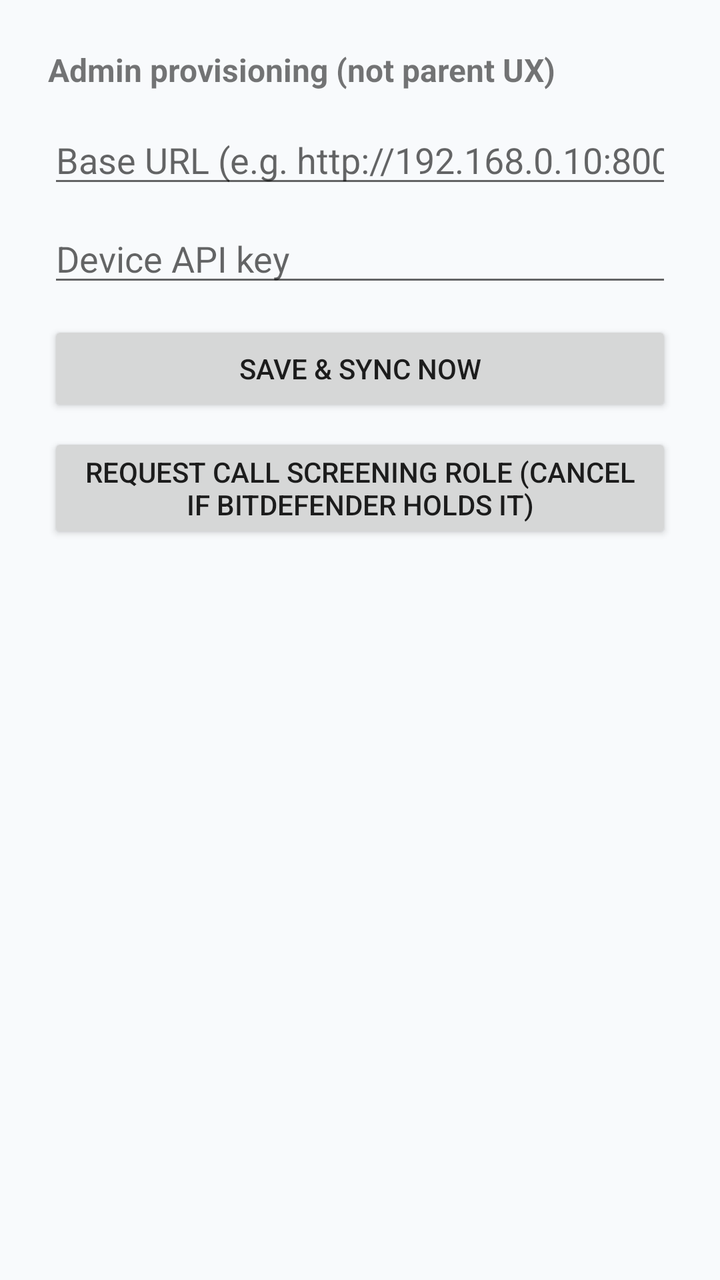
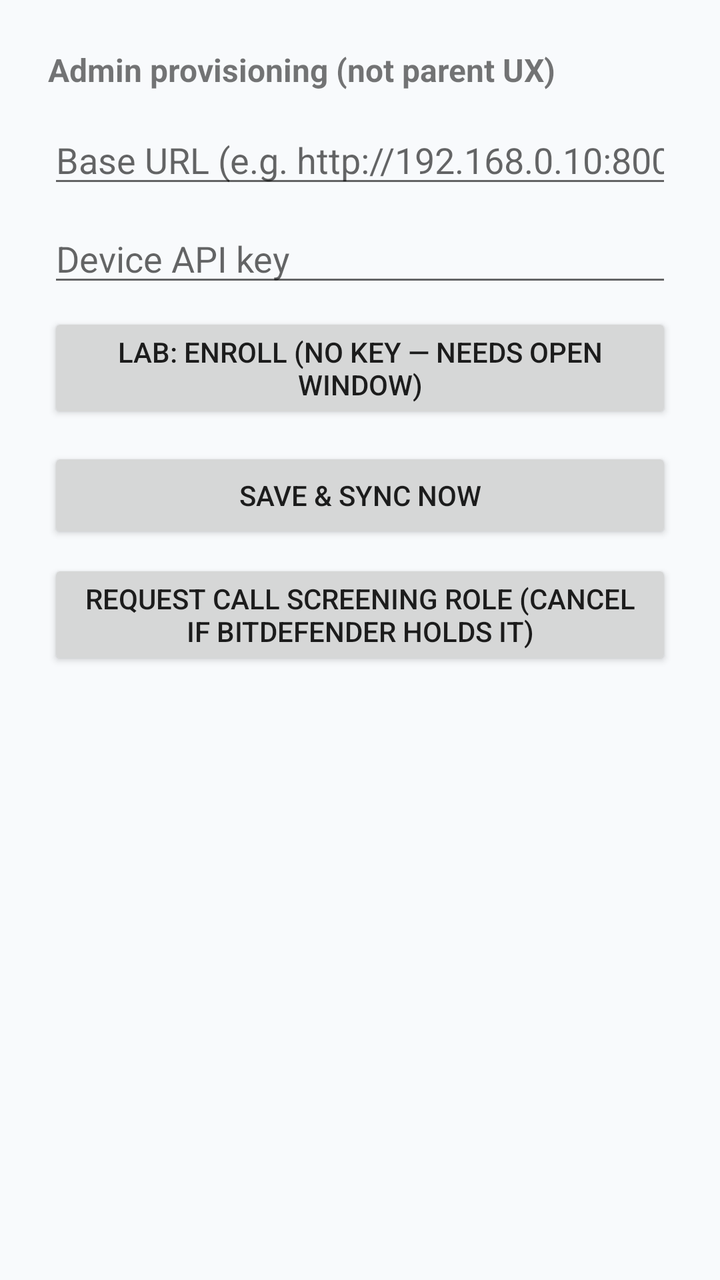

Screens rendered from an Android XML layout before and after an edit, with the pre-edit source and the edit as a unified diff.
<!-- AndroidManifest.xml: activity theme Theme.ElderShield -->
<!-- res/layout/activity_main.xml -->
<?xml version="1.0" encoding="utf-8"?>
<ScrollView xmlns:android="http://schemas.android.com/apk/res/android"
    android:layout_width="match_parent"
    android:layout_height="match_parent"
    android:padding="24dp">

    <LinearLayout
        android:layout_width="match_parent"
        android:layout_height="wrap_content"
        android:orientation="vertical">

        <TextView
            android:layout_width="match_parent"
            android:layout_height="wrap_content"
            android:text="Admin provisioning (not parent UX)"
            android:textStyle="bold"
            android:textSize="16sp" />

        <EditText
            android:id="@+id/baseUrl"
            android:layout_width="match_parent"
            android:layout_height="wrap_content"
            android:layout_marginTop="12dp"
            android:hint="Base URL (e.g. http://192.168.0.10:8000)"
            android:inputType="textUri"
            android:importantForAutofill="no" />

        <EditText
            android:id="@+id/deviceKey"
            android:layout_width="match_parent"
            android:layout_height="wrap_content"
            android:layout_marginTop="8dp"
            android:hint="Device API key"
            android:inputType="textPassword"
            android:importantForAutofill="no" />

        <Button
            android:id="@+id/saveProvision"
            android:layout_width="match_parent"
            android:layout_height="wrap_content"
            android:layout_marginTop="12dp"
            android:text="Save &amp; sync now" />

        <Button
            android:id="@+id/requestCallRole"
            android:layout_width="match_parent"
            android:layout_height="wrap_content"
            android:layout_marginTop="8dp"
            android:text="Request call screening role (cancel if Bitdefender holds it)" />

        <TextView
            android:id="@+id/status"
            android:layout_width="match_parent"
            android:layout_height="wrap_content"
            android:layout_marginTop="16dp"
            android:textSize="14sp" />
    </LinearLayout>
</ScrollView>
<!-- resources referenced by this layout -->
<resources>
  <style name="Theme.ElderShield" parent="Theme.AppCompat.Light.NoActionBar">
          <item name="colorPrimary">#0F766E</item>
          <item name="colorPrimaryDark">#115E59</item>
          <item name="colorAccent">#0D9488</item>
          <item name="android:statusBarColor">#115E59</item>
          <item name="android:navigationBarColor">#F8FAFC</item>
          <item name="android:windowBackground">#F8FAFC</item>
      </style>
</resources>

<!-- the commit's change to res/layout/activity_main.xml (unified diff, before → after) -->
@@ -10,6 +10,7 @@
         android:orientation="vertical">
 
         <TextView
+            android:id="@+id/title"
             android:layout_width="match_parent"
             android:layout_height="wrap_content"
             android:text="Admin provisioning (not parent UX)"
@@ -35,6 +36,13 @@
             android:importantForAutofill="no" />
 
         <Button
+            android:id="@+id/labEnroll"
+            android:layout_width="match_parent"
+            android:layout_height="wrap_content"
+            android:layout_marginTop="8dp"
+            android:text="Lab: enroll (no key — needs open window)" />
+
+        <Button
             android:id="@+id/saveProvision"
             android:layout_width="match_parent"
             android:layout_height="wrap_content"
